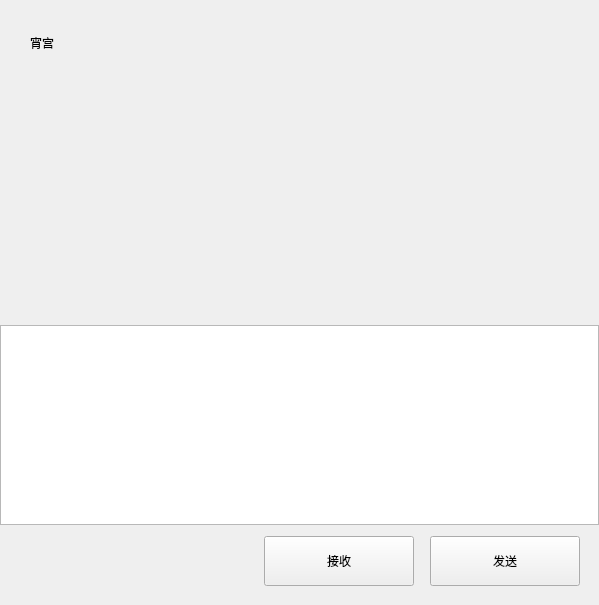
Above: client/dialogs/chatpage.ui from yrc920/xiguchat before the change. Below: the same form after it.
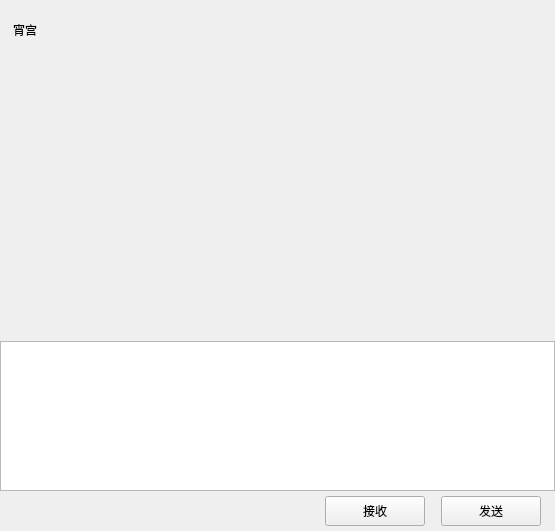
That is the form after the change. Custom widgets are drawn as their Qt base class.

Patch:
```diff
--- a/client/dialogs/chatpage.ui
+++ b/client/dialogs/chatpage.ui
@@ -6,8 +6,8 @@
    <rect>
     <x>0</x>
     <y>0</y>
-    <width>599</width>
-    <height>605</height>
+    <width>555</width>
+    <height>531</height>
    </rect>
   </property>
   <property name="windowTitle">
@@ -52,48 +52,48 @@
         <property name="minimumSize">
          <size>
           <width>0</width>
-          <height>80</height>
+          <height>60</height>
          </size>
         </property>
         <property name="maximumSize">
          <size>
           <width>16777215</width>
-          <height>80</height>
+          <height>60</height>
          </size>
         </property>
         <layout class="QVBoxLayout" name="verticalLayout_5">
          <property name="spacing">
-          <number>6</number>
+          <number>7</number>
          </property>
          <property name="leftMargin">
-          <number>30</number>
+          <number>11</number>
          </property>
          <property name="topMargin">
-          <number>15</number>
+          <number>2</number>
          </property>
          <property name="rightMargin">
-          <number>9</number>
+          <number>2</number>
          </property>
          <property name="bottomMargin">
-          <number>9</number>
+          <number>2</number>
          </property>
          <item>
           <widget class="QWidget" name="widget_2" native="true">
            <layout class="QHBoxLayout" name="horizontalLayout_3">
             <property name="spacing">
-             <number>0</number>
+             <number>7</number>
             </property>
             <property name="leftMargin">
-             <number>0</number>
+             <number>2</number>
             </property>
             <property name="topMargin">
-             <number>0</number>
+             <number>2</number>
             </property>
             <property name="rightMargin">
-             <number>0</number>
+             <number>2</number>
             </property>
             <property name="bottomMargin">
-             <number>0</number>
+             <number>2</number>
             </property>
             <item>
              <widget class="QLabel" name="title_lb">
@@ -116,13 +116,13 @@
         <property name="minimumSize">
          <size>
           <width>0</width>
-          <height>70</height>
+          <height>40</height>
          </size>
         </property>
         <property name="maximumSize">
          <size>
           <width>16777215</width>
-          <height>70</height>
+          <height>40</height>
          </size>
         </property>
         <layout class="QHBoxLayout" name="horizontalLayout_4">
@@ -148,7 +148,7 @@
            </property>
            <property name="sizeHint" stdset="0">
             <size>
-             <width>10</width>
+             <width>5</width>
              <height>20</height>
             </size>
            </property>
@@ -158,14 +158,14 @@
           <widget class="ClickedLabel" name="emo_lb">
            <property name="minimumSize">
             <size>
-             <width>40</width>
-             <height>40</height>
+             <width>25</width>
+             <height>25</height>
             </size>
            </property>
            <property name="maximumSize">
             <size>
-             <width>40</width>
-             <height>40</height>
+             <width>25</width>
+             <height>25</height>
             </size>
            </property>
            <property name="text">
@@ -183,7 +183,7 @@
            </property>
            <property name="sizeHint" stdset="0">
             <size>
-             <width>10</width>
+             <width>5</width>
              <height>20</height>
             </size>
            </property>
@@ -193,14 +193,14 @@
           <widget class="ClickedLabel" name="file_lb">
            <property name="minimumSize">
             <size>
-             <width>40</width>
-             <height>40</height>
+             <width>30</width>
+             <height>30</height>
             </size>
            </property>
            <property name="maximumSize">
             <size>
-             <width>40</width>
-             <height>40</height>
+             <width>30</width>
+             <height>30</height>
             </size>
            </property>
            <property name="text">
@@ -229,13 +229,13 @@
         <property name="minimumSize">
          <size>
           <width>0</width>
-          <height>200</height>
+          <height>150</height>
          </size>
         </property>
         <property name="maximumSize">
          <size>
           <width>16777215</width>
-          <height>200</height>
+          <height>150</height>
          </size>
         </property>
        </widget>
@@ -245,13 +245,13 @@
         <property name="minimumSize">
          <size>
           <width>0</width>
-          <height>80</height>
+          <height>40</height>
          </size>
         </property>
         <property name="maximumSize">
          <size>
           <width>16777215</width>
-          <height>80</height>
+          <height>40</height>
          </size>
         </property>
         <layout class="QHBoxLayout" name="horizontalLayout_5">
@@ -259,7 +259,7 @@
           <number>2</number>
          </property>
          <property name="bottomMargin">
-          <number>9</number>
+          <number>2</number>
          </property>
          <item>
           <spacer name="horizontalSpacer_5">
@@ -268,7 +268,7 @@
            </property>
            <property name="sizeHint" stdset="0">
             <size>
-             <width>40</width>
+             <width>36</width>
              <height>20</height>
             </size>
            </property>
@@ -278,14 +278,14 @@
           <widget class="ClickedBtn" name="receive_btn">
            <property name="minimumSize">
             <size>
-             <width>150</width>
-             <height>50</height>
+             <width>100</width>
+             <height>30</height>
             </size>
            </property>
            <property name="maximumSize">
             <size>
-             <width>150</width>
-             <height>50</height>
+             <width>100</width>
+             <height>30</height>
             </size>
            </property>
            <property name="text">
@@ -313,14 +313,14 @@
           <widget class="ClickedBtn" name="send_btn">
            <property name="minimumSize">
             <size>
-             <width>150</width>
-             <height>50</height>
+             <width>100</width>
+             <height>30</height>
             </size>
            </property>
            <property name="maximumSize">
             <size>
-             <width>150</width>
-             <height>50</height>
+             <width>100</width>
+             <height>30</height>
             </size>
            </property>
            <property name="text">
@@ -338,7 +338,7 @@
            </property>
            <property name="sizeHint" stdset="0">
             <size>
-             <width>10</width>
+             <width>5</width>
              <height>20</height>
             </size>
            </property>
```
